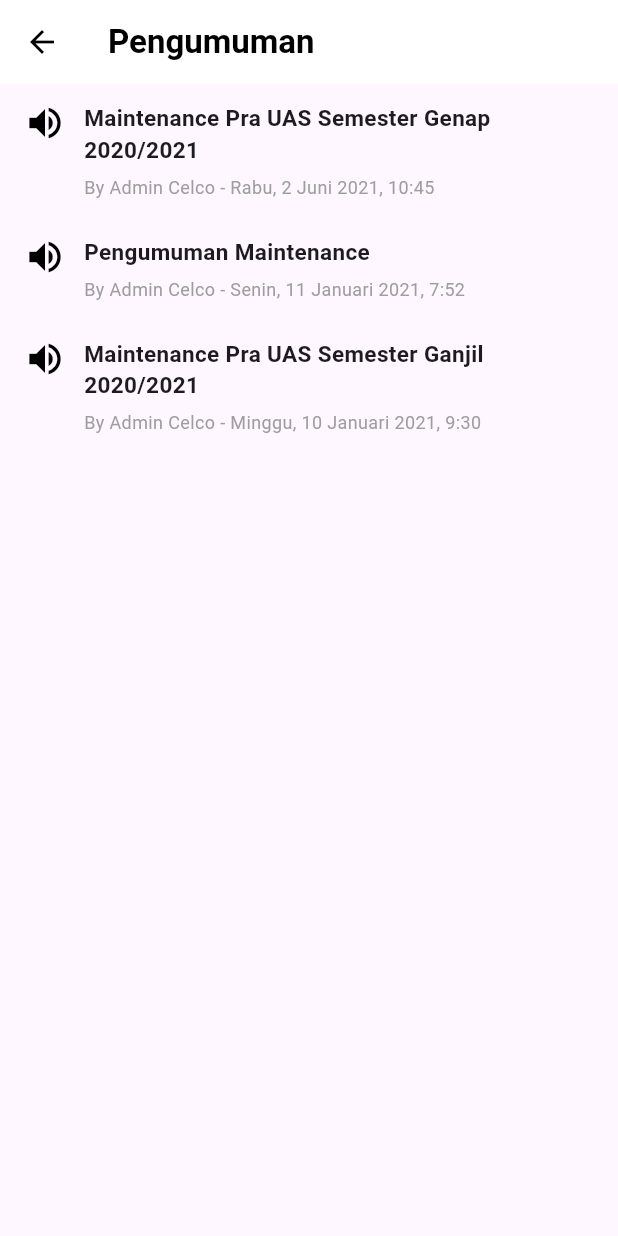
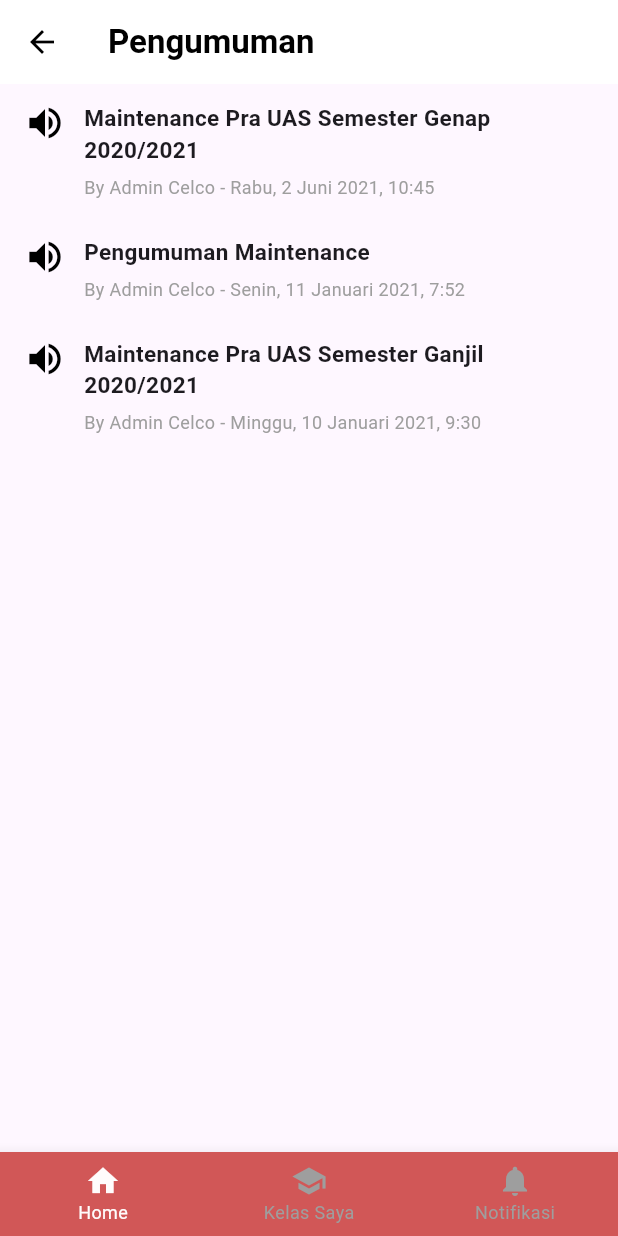
Before and after one commit to ekanurandin/Flutter-Project-Uas-Learning-Management-System, a Flutter app: the AnnouncementPage screen opened directly, on a phone screen of 412 x 824 dp. Run offline on Flutter 3.47's test engine with Material 3 defaults, Android fonts, the phone set to English and light mode, and no system bars.

Commit message:
menambah dan memperbaiki navbar di halaman pengumuman atau announcement page di lihat semua

```diff
--- a/lib/announcement_page.dart
+++ b/lib/announcement_page.dart
@@ -1,4 +1,6 @@
 import 'package:flutter/material.dart';
+import 'home page.dart';
+import 'class_page.dart';
 
 class AnnouncementPage extends StatelessWidget {
   @override
@@ -35,6 +37,46 @@ class AnnouncementPage extends StatelessWidget {
             date: 'Minggu, 10 Januari 2021, 9:30',
           ),
         ],
+      ),
+      bottomNavigationBar: SizedBox(
+        width: 375,
+        height: 56,
+        child: BottomNavigationBar(
+          type: BottomNavigationBarType.fixed,
+          backgroundColor: const Color.fromARGB(255, 209, 87, 87),
+          selectedItemColor: const Color.fromARGB(255, 255, 252, 252),
+          unselectedItemColor: Colors.grey,
+          selectedFontSize: 12,
+          unselectedFontSize: 12,
+          currentIndex: 0,
+          onTap: (index) {
+            if (index == 0) {
+              Navigator.pushReplacement(
+                context,
+                MaterialPageRoute(builder: (context) => HomePage()),
+              );
+            } else if (index == 1) {
+              Navigator.pushReplacement(
+                context,
+                MaterialPageRoute(builder: (context) => ClassPage()),
+              );
+            }
+          },
+          items: const [
+            BottomNavigationBarItem(
+              icon: Icon(Icons.home),
+              label: 'Home',
+            ),
+            BottomNavigationBarItem(
+              icon: Icon(Icons.school),
+              label: 'Kelas Saya',
+            ),
+            BottomNavigationBarItem(
+              icon: Icon(Icons.notifications),
+              label: 'Notifikasi',
+            ),
+          ],
+        ),
       ),
     );
   }
```
